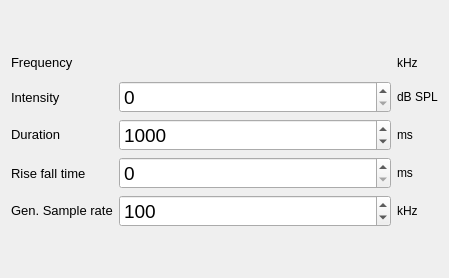
Old version of the form stim/tone_parameters.ui in the repository portfors-lab/sparkle.
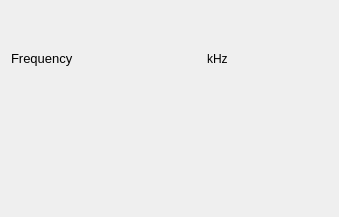
New version of the form. Custom widgets are drawn as their Qt base class.

Commit message: implemented editor for pure tone. Delegate components know how to paint themselves

```diff
--- a/stim/tone_parameters.ui
+++ b/stim/tone_parameters.ui
@@ -6,8 +6,8 @@
    <rect>
     <x>0</x>
     <y>0</y>
-    <width>449</width>
-    <height>278</height>
+    <width>339</width>
+    <height>217</height>
    </rect>
   </property>
   <property name="windowTitle">
@@ -15,15 +15,8 @@
   </property>
   <layout class="QVBoxLayout" name="verticalLayout">
    <item>
-    <layout class="QGridLayout" name="gridLayout_5">
-     <item row="0" column="2">
-      <widget class="QLabel" name="funit_lbl1">
-       <property name="text">
-        <string>kHz</string>
-       </property>
-      </widget>
-     </item>
-     <item row="0" column="0">
+    <layout class="QHBoxLayout" name="horizontalLayout">
+     <item>
       <widget class="QLabel" name="label_41">
        <property name="sizePolicy">
         <sizepolicy hsizetype="Fixed" vsizetype="Preferred">
@@ -41,177 +34,8 @@
        </property>
       </widget>
      </item>
-     <item row="4" column="0">
-      <widget class="QLabel" name="label_40">
-       <property name="font">
-        <font>
-         <pointsize>10</pointsize>
-        </font>
-       </property>
-       <property name="text">
-        <string>Rise fall time</string>
-       </property>
-      </widget>
-     </item>
-     <item row="5" column="2">
-      <widget class="QLabel" name="funit_lbl2">
-       <property name="sizePolicy">
-        <sizepolicy hsizetype="Fixed" vsizetype="Fixed">
-         <horstretch>0</horstretch>
-         <verstretch>0</verstretch>
-        </sizepolicy>
-       </property>
-       <property name="text">
-        <string>kHz</string>
-       </property>
-      </widget>
-     </item>
-     <item row="5" column="1">
-      <widget class="QSpinBox" name="extone_aosr_spnbx">
-       <property name="font">
-        <font>
-         <pointsize>14</pointsize>
-        </font>
-       </property>
-       <property name="minimum">
-        <number>10</number>
-       </property>
-       <property name="maximum">
-        <number>1000</number>
-       </property>
-       <property name="singleStep">
-        <number>10</number>
-       </property>
-       <property name="value">
-        <number>100</number>
-       </property>
-      </widget>
-     </item>
-     <item row="5" column="0">
-      <widget class="QLabel" name="label_37">
-       <property name="sizePolicy">
-        <sizepolicy hsizetype="Fixed" vsizetype="Fixed">
-         <horstretch>0</horstretch>
-         <verstretch>0</verstretch>
-        </sizepolicy>
-       </property>
-       <property name="font">
-        <font>
-         <pointsize>10</pointsize>
-        </font>
-       </property>
-       <property name="text">
-        <string>Gen. Sample rate</string>
-       </property>
-      </widget>
-     </item>
-     <item row="4" column="2">
-      <widget class="QLabel" name="tunit_lbl3">
-       <property name="sizePolicy">
-        <sizepolicy hsizetype="Fixed" vsizetype="Fixed">
-         <horstretch>0</horstretch>
-         <verstretch>0</verstretch>
-        </sizepolicy>
-       </property>
-       <property name="text">
-        <string>ms</string>
-       </property>
-      </widget>
-     </item>
-     <item row="4" column="1">
-      <widget class="QSpinBox" name="extone_risefall_spnbx">
-       <property name="font">
-        <font>
-         <pointsize>14</pointsize>
-        </font>
-       </property>
-       <property name="maximum">
-        <number>100</number>
-       </property>
-      </widget>
-     </item>
-     <item row="2" column="0">
-      <widget class="QLabel" name="label_32">
-       <property name="sizePolicy">
-        <sizepolicy hsizetype="Preferred" vsizetype="Fixed">
-         <horstretch>0</horstretch>
-         <verstretch>0</verstretch>
-        </sizepolicy>
-       </property>
-       <property name="font">
-        <font>
-         <pointsize>10</pointsize>
-        </font>
-       </property>
-       <property name="text">
-        <string>Duration</string>
-       </property>
-      </widget>
-     </item>
-     <item row="2" column="1">
-      <widget class="QSpinBox" name="extone_dur_spnbx">
-       <property name="font">
-        <font>
-         <pointsize>14</pointsize>
-        </font>
-       </property>
-       <property name="minimum">
-        <number>100</number>
-       </property>
-       <property name="maximum">
-        <number>50000</number>
-       </property>
-       <property name="singleStep">
-        <number>100</number>
-       </property>
-       <property name="value">
-        <number>1000</number>
-       </property>
-      </widget>
-     </item>
-     <item row="2" column="2">
-      <widget class="QLabel" name="tunit_lbl2">
-       <property name="sizePolicy">
-        <sizepolicy hsizetype="Preferred" vsizetype="Fixed">
-         <horstretch>0</horstretch>
-         <verstretch>0</verstretch>
-        </sizepolicy>
-       </property>
-       <property name="text">
-        <string>ms</string>
-       </property>
-      </widget>
-     </item>
-     <item row="1" column="0">
-      <widget class="QLabel" name="label_42">
-       <property name="font">
-        <font>
-         <pointsize>10</pointsize>
-        </font>
-       </property>
-       <property name="text">
-        <string>Intensity</string>
-       </property>
-      </widget>
-     </item>
-     <item row="1" column="1">
-      <widget class="QSpinBox" name="extone_db_spnbx">
-       <property name="font">
-        <font>
-         <pointsize>14</pointsize>
-        </font>
-       </property>
-      </widget>
-     </item>
-     <item row="1" column="2">
-      <widget class="QLabel" name="label_6">
-       <property name="text">
-        <string>dB SPL</string>
-       </property>
-      </widget>
-     </item>
-     <item row="0" column="1">
-      <widget class="IncrementInput" name="extone_freq_spnbx" native="true">
+     <item>
+      <widget class="IncrementInput" name="freq_spnbx">
        <property name="sizePolicy">
         <sizepolicy hsizetype="Preferred" vsizetype="Fixed">
          <horstretch>0</horstretch>
@@ -226,8 +50,18 @@
        </property>
       </widget>
      </item>
+     <item>
+      <widget class="QLabel" name="funit_lbl1">
+       <property name="text">
+        <string>kHz</string>
+       </property>
+      </widget>
+     </item>
     </layout>
    </item>
+   <item>
+    <widget class="ParameterWidget" name="common"/>
+   </item>
   </layout>
  </widget>
  <customwidgets>
@@ -237,6 +71,11 @@
    <header>audiolab.main.incrementer</header>
    <container>1</container>
   </customwidget>
+  <customwidget>
+   <class>ParameterWidget</class>
+   <extends>QWidget</extends>
+   <header>parameterwidget</header>
+  </customwidget>
  </customwidgets>
  <resources/>
  <connections/>
```
Left out of the diff: 2 changed lines with no effect on the pictures. The commit also changes 8 other files.
